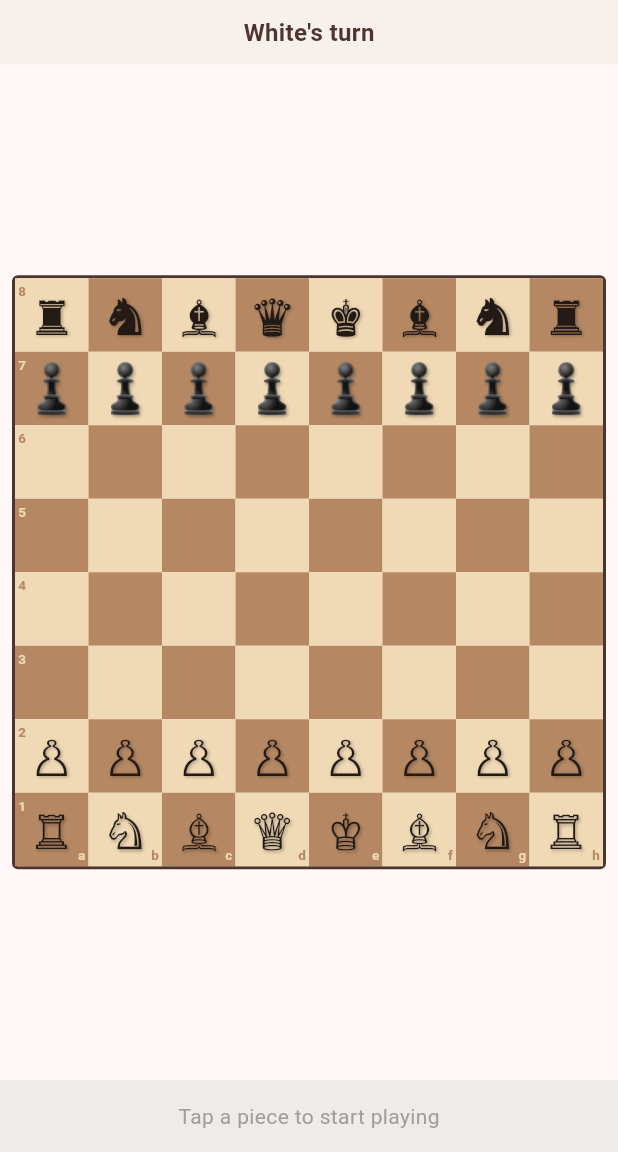
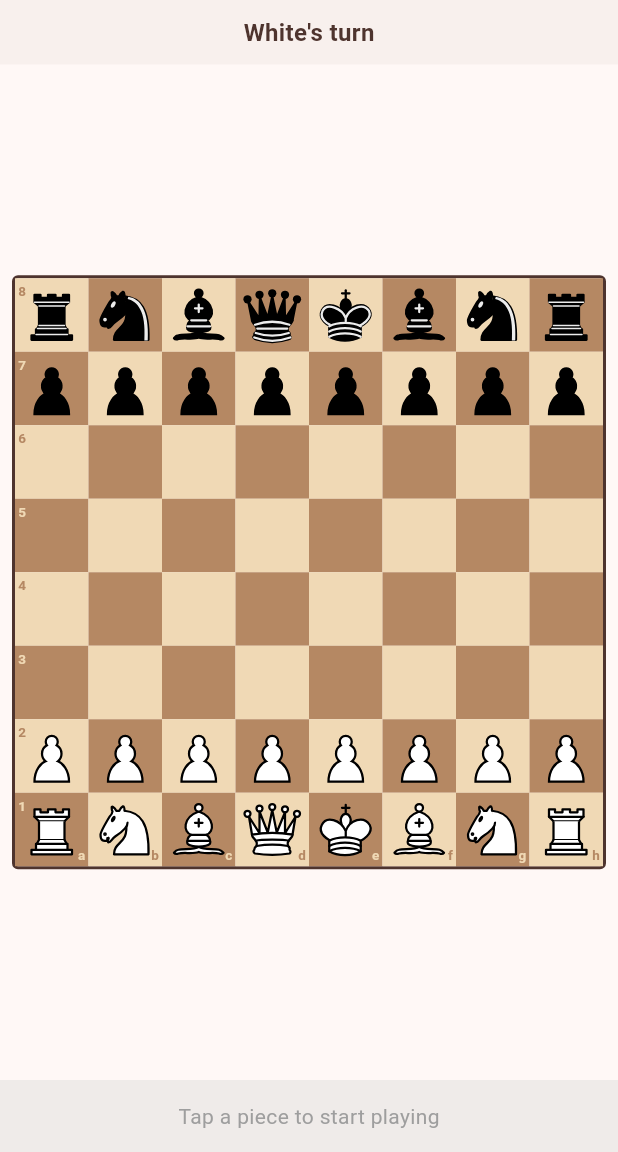
Before and after one commit to ilkesever/nearby_games, a Flutter app: the LocalGameScreen screen opened directly, on a phone screen of 412 x 824 dp, the part 84-1236 px from its top. Run offline on Flutter 3.47's test engine with Material 3 defaults, Android fonts, the phone set to English and light mode, and no system bars; our stand-ins replace flutter_svg, plugin_platform_interface; missing offline and left inert: chess.

```diff
--- a/apps/chess/lib/ui/chess_board_widget.dart
+++ b/apps/chess/lib/ui/chess_board_widget.dart
@@ -1,7 +1,22 @@
 import 'package:flutter/material.dart';
+import 'package:flutter_svg/flutter_svg.dart';
 import '../game/chess_engine.dart';
 import '../game/chess_move.dart';
 import '../game/chess_state.dart';
+
+/// Returns the asset path for a chess piece SVG.
+String _pieceAssetPath(ChessPiece piece) {
+  final colorPrefix = piece.color == ChessColor.white ? 'w' : 'b';
+  final typeChar = switch (piece.type) {
+    ChessPieceType.king => 'K',
+    ChessPieceType.queen => 'Q',
+    ChessPieceType.rook => 'R',
+    ChessPieceType.bishop => 'B',
+    ChessPieceType.knight => 'N',
+    ChessPieceType.pawn => 'P',
+  };
+  return 'assets/pieces/$colorPrefix$typeChar.svg';
+}
 
 /// Interactive chess board widget.
 ///
@@ -135,9 +150,10 @@ class _ChessBoardWidgetState extends State<ChessBoardWidget> {
                     border: Border.all(color: Colors.brown[300]!),
                     borderRadius: BorderRadius.circular(8),
                   ),
-                  child: Text(
-                    ChessPiece(type, color).symbol,
-                    style: const TextStyle(fontSize: 36),
+                  child: SvgPicture.asset(
+                    _pieceAssetPath(ChessPiece(type, color)),
+                    width: 48,
+                    height: 48,
                   ),
                 ),
               ),
@@ -208,11 +224,26 @@ class _ChessBoardWidgetState extends State<ChessBoardWidget> {
         color: bgColor,
         child: Stack(
           children: [
-            // Valid move indicator
+            // Piece
+            if (piece != null)
+              Positioned.fill(
+                child: Padding(
+                  padding: const EdgeInsets.all(2.0),
+                  child: SvgPicture.asset(
+                    _pieceAssetPath(piece),
+                    fit: BoxFit.contain,
+                  ),
+                ),
+              ),
+
+            // Valid move indicator (drawn on top of pieces)
             if (isValidTarget)
               Center(
                 child: piece != null
-                    ? Container(
+                    ? FractionallySizedBox(
+                        widthFactor: 0.85,
+                        heightFactor: 0.85,
+                        child: Container(
                           decoration: BoxDecoration(
                             shape: BoxShape.circle,
                             border: Border.all(
@@ -220,34 +251,16 @@ class _ChessBoardWidgetState extends State<ChessBoardWidget> {
                               width: 3,
                             ),
                           ),
-                        width: double.infinity,
-                        height: double.infinity,
+                        ),
                       )
-                    : Container(
-                        width: 16,
-                        height: 16,
+                    : FractionallySizedBox(
+                        widthFactor: 0.3,
+                        heightFactor: 0.3,
+                        child: Container(
                           decoration: BoxDecoration(
                             shape: BoxShape.circle,
                             color: Colors.black.withValues(alpha: 0.25),
                           ),
-                      ),
-              ),
-
-            // Piece
-            if (piece != null)
-              Center(
-                child: Text(
-                  piece.symbol,
-                  style: TextStyle(
-                    fontSize: 32,
-                    height: 1.2,
-                    shadows: [
-                      Shadow(
-                        blurRadius: 2,
-                        color: Colors.black.withValues(alpha: 0.3),
-                        offset: const Offset(1, 1),
-                      ),
-                    ],
                         ),
                       ),
               ),
--- a/apps/chess/pubspec.yaml
+++ b/apps/chess/pubspec.yaml
@@ -15,6 +15,7 @@ dependencies:
     path: ../../packages/game_framework
   chess: ^0.8.1
   cupertino_icons: ^1.0.8
+  flutter_svg: ^2.0.17
 
 dev_dependencies:
   flutter_test:
@@ -23,3 +24,5 @@ dev_dependencies:
 
 flutter:
   uses-material-design: true
+  assets:
+    - assets/pieces/
```
Also changed, not shown: apps/chess/lib/main.dart (+53 -8 lines), packages/game_framework/lib/src/game_session.dart (+0 -12 lines), packages/nearby_ble/lib/src/ble_service.dart (+1 -14 lines), apps/chess/assets/pieces/bB.svg (added), apps/chess/assets/pieces/bK.svg (added), apps/chess/assets/pieces/bN.svg (added), apps/chess/assets/pieces/bP.svg (added), apps/chess/assets/pieces/bQ.svg (added), apps/chess/assets/pieces/bR.svg (added), apps/chess/assets/pieces/wB.svg (added), apps/chess/assets/pieces/wK.svg (added), apps/chess/assets/pieces/wN.svg (added), apps/chess/assets/pieces/wP.svg (added), apps/chess/assets/pieces/wQ.svg (added), 1 more files, 2 other files. Lines whose indentation alone changed are shown as unchanged.
